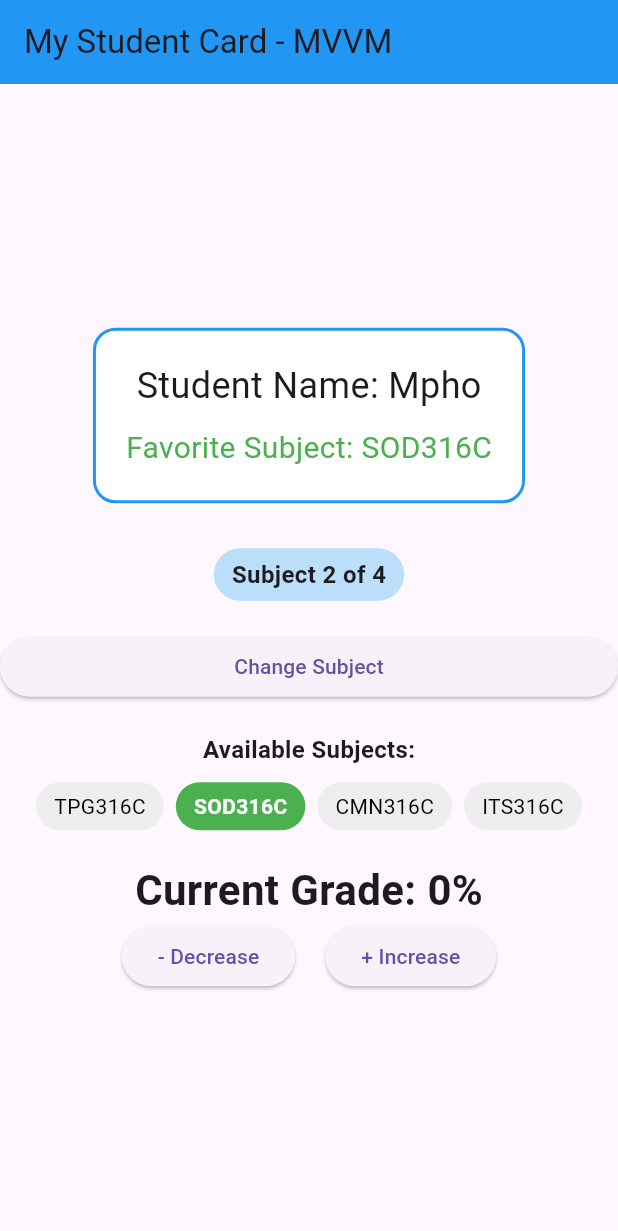
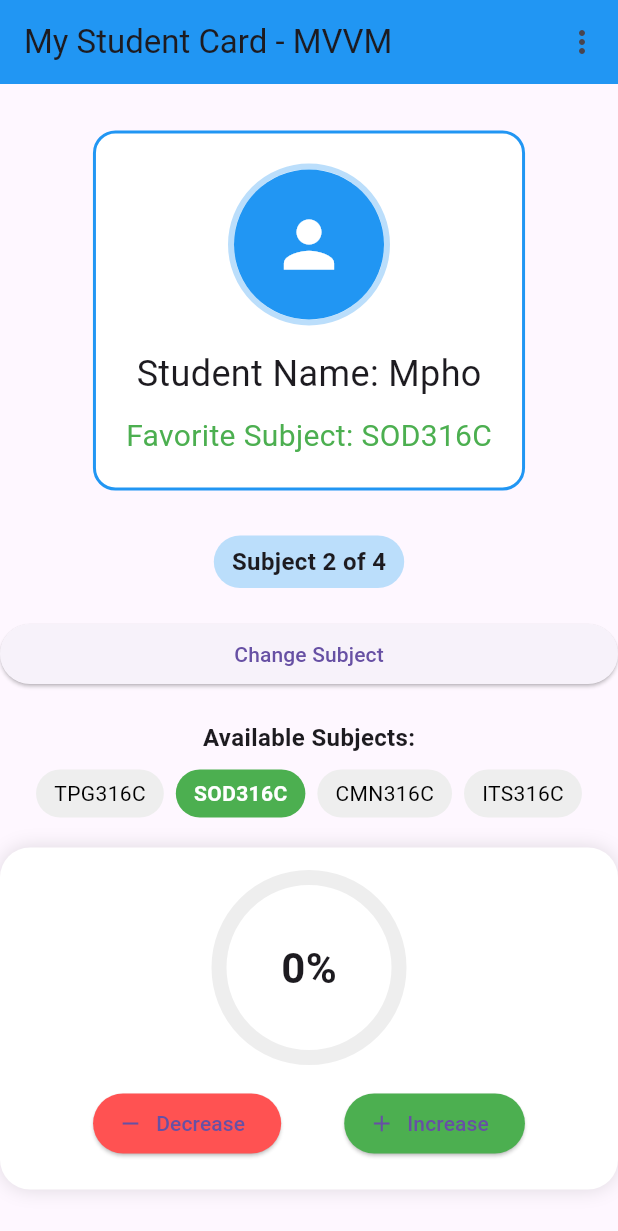
Before and after one commit to Itshepeleng/Student_subjects, a Flutter app: the screen it shows after launch, after a tap on "Change Subject", on a phone screen of 412 x 824 dp. Shown: the top 1231 px of the screen. Run offline on Flutter 3.47's test engine with Material 3 defaults, Android fonts, the phone set to English and light mode, and no system bars.

Commit message:
Added profile picture, subject reset logic, and modern UI prototype

```diff
--- a/lib/viewmodels/student_viewmodel.dart
+++ b/lib/viewmodels/student_viewmodel.dart
@@ -36,16 +36,16 @@ class StudentViewModel extends ChangeNotifier {
   void changeSubject() {
     // 1. Calculate new values (same as Unit 1)
     int newIndex = (_student.currentIndex + 1) % _student.subjects.length;
-    String newSubject = _student.subjects[newIndex];
-    // 2. Create NEW StudentModel with updated values
+   // 2. Update the model: Change index, subject AND reset grade
     _student = _student.copyWith(
       currentIndex: newIndex,
-      currentSubject: newSubject,
+      currentSubject: _student.subjects[newIndex],
+      grade: 0.0,
     );
     notifyListeners();
   }
 
-// These now just become "shortcuts" to the master method
+//  "shortcuts" to the master method
   void increaseGrade(double amount) => adjustGrade(amount);
   void decreaseGrade(double amount) => adjustGrade(-amount);
 
@@ -54,4 +54,19 @@ class StudentViewModel extends ChangeNotifier {
     _student = _student.copyWith(grade: newGrade);
     notifyListeners(); // Tells the UI the grade changed
   }
+
+  // method to change the students in the system
+  void switchStudent(String newName) {
+    // Resetting the model with a new name and resetting grade/index
+    _student = StudentModel(
+      name: newName,
+      currentSubject: _student.subjects[0],
+      subjects: _student.subjects,
+      currentIndex: 0,
+      grade: 0.0,
+    );
+
+
+    notifyListeners();
+  }
 }
--- a/lib/views/student_view.dart
+++ b/lib/views/student_view.dart
@@ -24,6 +24,43 @@ class StudentView extends StatelessWidget {
       appBar: AppBar(
         title: const Text("My Student Card - MVVM"),
         backgroundColor: Colors.blue,
+        actions: [
+          PopupMenuButton<String>(
+            onSelected: (value) {
+              if (value == 'change_student') {
+                _showChangeStudentDialog(context);
+              } else if (value == 'reset_grade') {
+                context.read<StudentViewModel>().adjustGrade(
+                  -100,
+                ); // Quick reset to 0
+              }
+            },
+            itemBuilder: (BuildContext context) {
+              return [
+                const PopupMenuItem(
+                  value: 'change_student',
+                  child: Row(
+                    children: [
+                      Icon(Icons.person, color: Colors.black54),
+                      SizedBox(width: 10),
+                      Text("Change Student"),
+                    ],
+                  ),
+                ),
+                const PopupMenuItem(
+                  value: 'reset_grade',
+                  child: Row(
+                    children: [
+                      Icon(Icons.refresh, color: Colors.black54),
+                      SizedBox(width: 10),
+                      Text("Reset Grade"),
+                    ],
+                  ),
+                ),
+              ];
+            },
+          ),
+        ],
       ),
       body: Center(
         child: Column(
@@ -62,6 +99,21 @@ class StudentView extends StatelessWidget {
       ),
       child: Column(
         children: [
+          // PROFILE PICTURE SECTION
+        Container(
+          decoration: BoxDecoration(
+            shape: BoxShape.circle,
+            border: Border.all(color: Colors.blue.shade100, width: 4),
+          ),
+          child: const CircleAvatar(
+            radius: 50,
+            backgroundColor: Colors.blue,
+            child: Icon(Icons.person, size: 50, color: Colors.white),
+          ),
+        ),
+        const SizedBox(height: 15),
+
+        // Student Details
           Text(
             "Student Name: ${viewModel.studentName}",
             style: const TextStyle(fontSize: 24),
@@ -152,36 +204,78 @@ class StudentView extends StatelessWidget {
     );
   }
 
-  // New Grade UI Section
   Widget _buildGradeSection(BuildContext context, StudentViewModel viewModel) {
-    return Column(
+    return Container(
+      padding: const EdgeInsets.all(20),
+      decoration: BoxDecoration(
+        color: Colors.white,
+        borderRadius: BorderRadius.circular(20),
+        boxShadow: [BoxShadow(color: Colors.black12, blurRadius: 10)],
+      ),
+      child: Column(
         children: [
+          // The Gauge
+          Stack(
+            alignment: Alignment.center,
+            children: [
+              SizedBox(
+                width: 120,
+                height: 120,
+                child: CircularProgressIndicator(
+                  value: viewModel.grade / 100, // Converts 0-100 to 0.0-1.0
+                  strokeWidth: 10,
+                  backgroundColor: Colors.grey[200],
+                  // Dynamic color: Gray if 0, Orange if low, Blue if high
+                  color:
+                      viewModel.grade == 0
+                          ? Colors.grey
+                          : (viewModel.grade < 50
+                              ? Colors.orange
+                              : Colors.blue),
+                ),
+              ),
               Text(
-          "Current Grade: ${viewModel.grade.toStringAsFixed(0)}%",
-          style: const TextStyle(fontSize: 28, fontWeight: FontWeight.bold),
+                "${viewModel.grade.toInt()}%",
+                style: const TextStyle(
+                  fontSize: 28,
+                  fontWeight: FontWeight.bold,
                 ),
+              ),
+            ],
+          ),
+          const SizedBox(height: 20),
+          // The Buttons
           Row(
-          mainAxisAlignment: MainAxisAlignment.center,
+            mainAxisAlignment: MainAxisAlignment.spaceEvenly,
             children: [
-            ElevatedButton(
+              ElevatedButton.icon(
                 onPressed:
                     () => _showAmountDialog(
                       context,
                       viewModel,
                       isIncreasing: false,
                     ),
-              child: const Text("- Decrease"),
+                icon: const Icon(Icons.remove),
+                label: const Text("Decrease"),
+                style: ElevatedButton.styleFrom(
+                  backgroundColor: Colors.redAccent,
                 ),
-            const SizedBox(width: 20),
-            ElevatedButton(
+              ),
+              ElevatedButton.icon(
                 onPressed:
-                  () =>
-                      _showAmountDialog(context, viewModel, isIncreasing: true),
-              child: const Text("+ Increase"),
+                    () => _showAmountDialog(
+                      context,
+                      viewModel,
+                      isIncreasing: true,
+                    ),
+                icon: const Icon(Icons.add),
+                label: const Text("Increase"),
+                style: ElevatedButton.styleFrom(backgroundColor: Colors.green),
               ),
             ],
           ),
         ],
+      ),
     );
   }
 
@@ -243,4 +337,37 @@ class StudentView extends StatelessWidget {
           ),
     );
   }
+
+  void _showChangeStudentDialog(BuildContext context) {
+    final TextEditingController nameController = TextEditingController();
+
+    showDialog(
+      context: context,
+      builder:
+          (context) => AlertDialog(
+            title: const Text("Enter New Student Name"),
+            content: TextField(
+              controller: nameController,
+              decoration: const InputDecoration(hintText: "e.g. John Doe"),
+            ),
+            actions: [
+              TextButton(
+                onPressed: () => Navigator.pop(context),
+                child: const Text("Cancel"),
+              ),
+              TextButton(
+                onPressed: () {
+                  if (nameController.text.isNotEmpty) {
+                    context.read<StudentViewModel>().switchStudent(
+                      nameController.text,
+                    );
                   }
+                  Navigator.pop(context);
+                },
+                child: const Text("Switch"),
+              ),
+            ],
+          ),
+    );
+  }
+}
--- a/pubspec.yaml
+++ b/pubspec.yaml
@@ -10,6 +10,7 @@ dependencies:
   flutter:
     sdk: flutter
   provider: ^6.1.5
+  shared_preferences: ^2.5.0
 
 dev_dependencies:
   flutter_test:
```
Also changed, not shown: pubspec.lock, 1 other file. Lines whose indentation alone changed are shown as unchanged.
